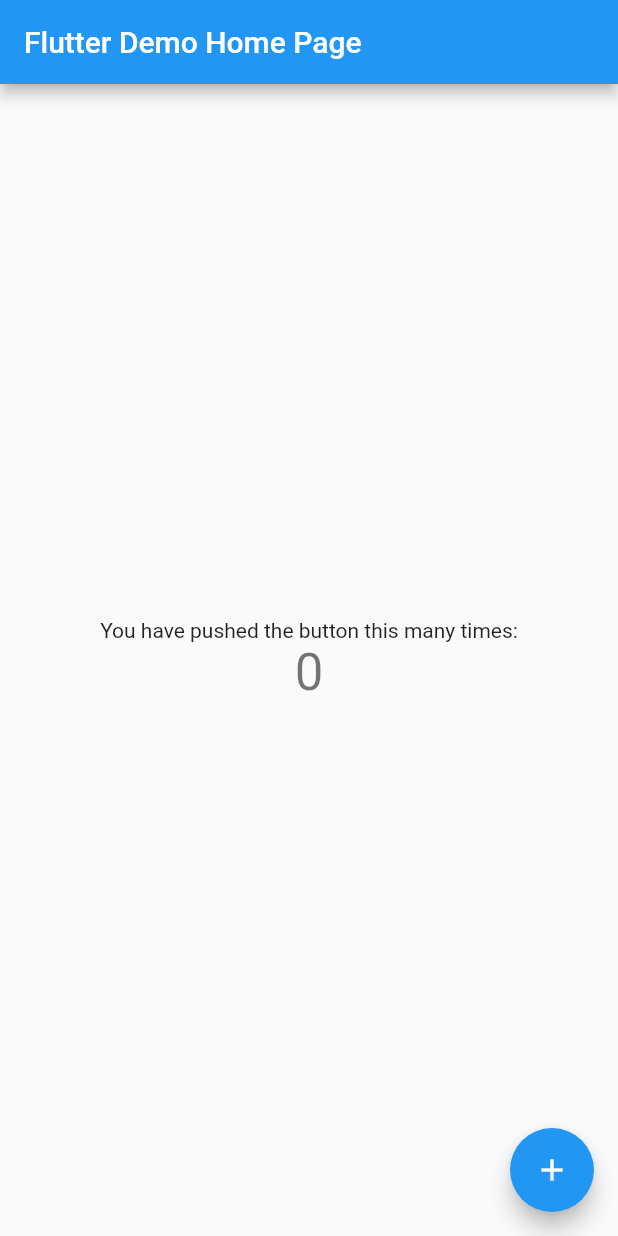
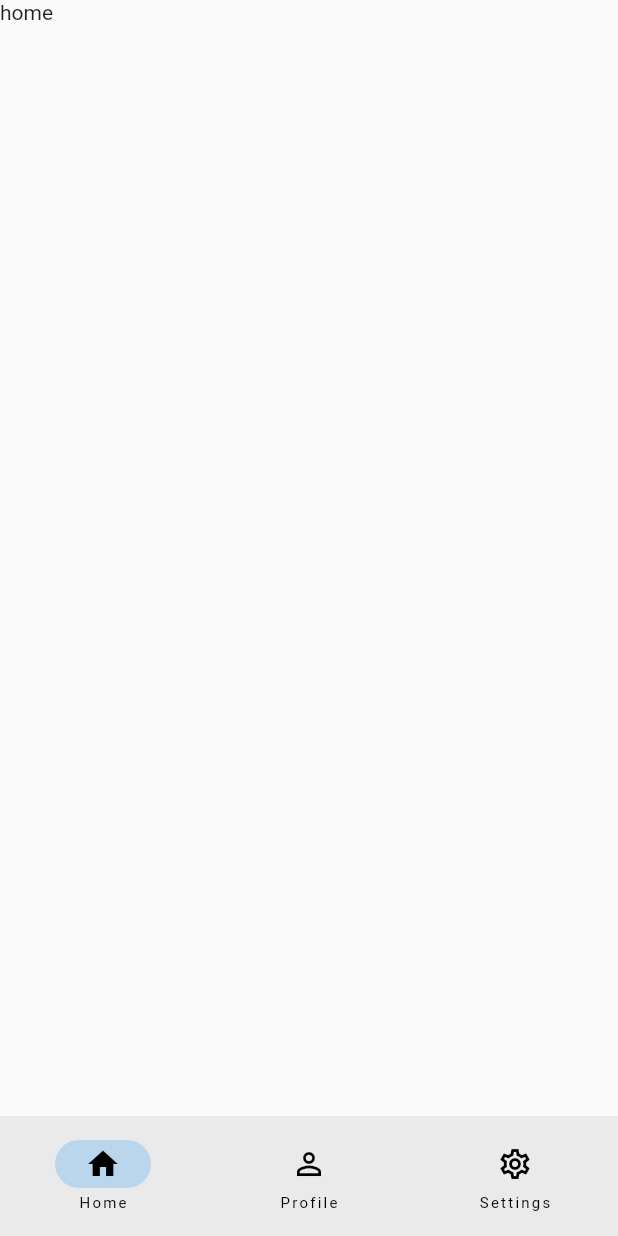
Before and after one commit to canoypa/ketchup, a Flutter app: the screen it shows after launch, on a phone screen of 412 x 824 dp. Run offline on Flutter 3.47's test engine with Material 2 defaults, Android fonts, the phone set to English and light mode, and no system bars; our stand-ins replace go_router.

Commit message:
Make base navigation (#1)

```diff
--- /dev/null
+++ b/lib/app/licenses.dart
@@ -0,0 +1,11 @@
+import 'package:flutter/material.dart';
+
+Page<dynamic> buildLicensesPage(context, state) {
+  return const MaterialPage(
+    child: Scaffold(
+      body: SafeArea(
+        child: Text("licenses"),
+      ),
+    ),
+  );
+}
--- /dev/null
+++ b/lib/app/main/home.dart
@@ -0,0 +1,7 @@
+import 'package:flutter/material.dart';
+
+Page<dynamic> buildHomePage(context, state) {
+  return const MaterialPage(
+    child: SafeArea(child: Text("home")),
+  );
+}
--- /dev/null
+++ b/lib/app/main/layout.dart
@@ -0,0 +1,88 @@
+import 'package:flutter/material.dart';
+import 'package:go_router/go_router.dart';
+
+enum MainNavigation {
+  home(
+    path: "/",
+    label: "Home",
+    icon: Icons.home_outlined,
+    selectedIcon: Icons.home,
+  ),
+  profile(
+    path: "/profile",
+    label: "Profile",
+    icon: Icons.person_outline,
+    selectedIcon: Icons.person,
+  ),
+  settings(
+    path: "/settings",
+    label: "Settings",
+    icon: Icons.settings_outlined,
+    selectedIcon: Icons.settings,
+  );
+
+  final String label;
+  final IconData icon;
+  final IconData selectedIcon;
+  final String path;
+
+  const MainNavigation({
+    required this.label,
+    required this.icon,
+    required this.selectedIcon,
+    required this.path,
+  });
+
+  factory MainNavigation.fromSubloc(String subloc) {
+    return values.firstWhere(
+      (element) => element.path == subloc,
+      orElse: () => MainNavigation.home,
+    );
+  }
+}
+
+Page<dynamic> buildMainLayout(
+  BuildContext context,
+  GoRouterState state,
+  Widget child,
+) {
+  return MaterialPage(
+    child: MainLayout(
+      routerState: state,
+      child: child,
+    ),
+  );
+}
+
+class MainLayout extends StatelessWidget {
+  final GoRouterState routerState;
+  final Widget child;
+
+  const MainLayout({
+    super.key,
+    required this.routerState,
+    required this.child,
+  });
+
+  @override
+  Widget build(BuildContext context) {
+    final selectedIndex = MainNavigation.fromSubloc(routerState.subloc).index;
+
+    return Scaffold(
+      body: child,
+      bottomNavigationBar: NavigationBar(
+        selectedIndex: selectedIndex,
+        onDestinationSelected: (index) {
+          GoRouter.of(context).go(MainNavigation.values[index].path);
+        },
+        destinations: MainNavigation.values.map((v) {
+          return NavigationDestination(
+            icon: Icon(v.icon),
+            selectedIcon: Icon(v.selectedIcon),
+            label: v.label,
+          );
+        }).toList(),
+      ),
+    );
+  }
+}
--- /dev/null
+++ b/lib/app/main/profile.dart
@@ -0,0 +1,7 @@
+import 'package:flutter/material.dart';
+
+Page<dynamic> buildProfilePage(context, state) {
+  return const MaterialPage(
+    child: SafeArea(child: Text("profile")),
+  );
+}
--- /dev/null
+++ b/lib/app/main/settings.dart
@@ -0,0 +1,31 @@
+import 'package:flutter/material.dart';
+import 'package:go_router/go_router.dart';
+
+Page<dynamic> buildSettingsPage(context, state) {
+  return const MaterialPage(
+    child: SettingsPage(),
+  );
+}
+
+class SettingsPage extends StatelessWidget {
+  const SettingsPage({
+    super.key,
+  });
+
+  @override
+  Widget build(BuildContext context) {
+    return SafeArea(
+      child: Column(
+        children: [
+          const Text("settings"),
+          TextButton(
+            onPressed: () {
+              GoRouter.of(context).push("/licenses");
+            },
+            child: const Text("licenses"),
+          ),
+        ],
+      ),
+    );
+  }
+}
--- /dev/null
+++ b/lib/core/router.dart
@@ -0,0 +1,39 @@
+import 'package:flutter/material.dart';
+import 'package:go_router/go_router.dart';
+import 'package:ketchup/app/licenses.dart';
+import 'package:ketchup/app/main/home.dart';
+import 'package:ketchup/app/main/layout.dart';
+import 'package:ketchup/app/main/profile.dart';
+import 'package:ketchup/app/main/settings.dart';
+
+final _rootNavigatorKey = GlobalKey<NavigatorState>();
+final _mainNavigatorKey = GlobalKey<NavigatorState>();
+
+final appRouter = GoRouter(
+  navigatorKey: _rootNavigatorKey,
+  routes: [
+    ShellRoute(
+      navigatorKey: _mainNavigatorKey,
+      pageBuilder: buildMainLayout,
+      routes: [
+        GoRoute(
+          path: "/",
+          pageBuilder: buildHomePage,
+        ),
+        GoRoute(
+          path: "/profile",
+          pageBuilder: buildProfilePage,
+        ),
+        GoRoute(
+          path: "/settings",
+          pageBuilder: buildSettingsPage,
+        )
+      ],
+    ),
+    GoRoute(
+      parentNavigatorKey: _rootNavigatorKey,
+      path: "/licenses",
+      pageBuilder: buildLicensesPage,
+    ),
+  ],
+);
--- a/lib/main.dart
+++ b/lib/main.dart
@@ -1,4 +1,5 @@
 import 'package:flutter/material.dart';
+import 'package:ketchup/core/router.dart';
 
 void main() {
   runApp(const MyApp());
@@ -10,7 +11,7 @@ class MyApp extends StatelessWidget {
   // This widget is the root of your application.
   @override
   Widget build(BuildContext context) {
-    return MaterialApp(
+    return MaterialApp.router(
       title: 'Flutter Demo',
       theme: ThemeData(
         // This is the theme of your application.
@@ -24,92 +25,7 @@ class MyApp extends StatelessWidget {
         // is not restarted.
         primarySwatch: Colors.blue,
       ),
-      home: const MyHomePage(title: 'Flutter Demo Home Page'),
+      routerConfig: appRouter,
     );
   }
 }
-
-class MyHomePage extends StatefulWidget {
-  const MyHomePage({super.key, required this.title});
-
-  // This widget is the home page of your application. It is stateful, meaning
-  // that it has a State object (defined below) that contains fields that affect
-  // how it looks.
-
-  // This class is the configuration for the state. It holds the values (in this
-  // case the title) provided by the parent (in this case the App widget) and
-  // used by the build method of the State. Fields in a Widget subclass are
-  // always marked "final".
-
-  final String title;
-
-  @override
-  State<MyHomePage> createState() => _MyHomePageState();
-}
-
-class _MyHomePageState extends State<MyHomePage> {
-  int _counter = 0;
-
-  void _incrementCounter() {
-    setState(() {
-      // This call to setState tells the Flutter framework that something has
-      // changed in this State, which causes it to rerun the build method below
-      // so that the display can reflect the updated values. If we changed
-      // _counter without calling setState(), then the build method would not be
-      // called again, and so nothing would appear to happen.
-      _counter++;
-    });
-  }
-
-  @override
-  Widget build(BuildContext context) {
-    // This method is rerun every time setState is called, for instance as done
-    // by the _incrementCounter method above.
-    //
-    // The Flutter framework has been optimized to make rerunning build methods
-    // fast, so that you can just rebuild anything that needs updating rather
-    // than having to individually change instances of widgets.
-    return Scaffold(
-      appBar: AppBar(
-        // Here we take the value from the MyHomePage object that was created by
-        // the App.build method, and use it to set our appbar title.
-        title: Text(widget.title),
-      ),
-      body: Center(
-        // Center is a layout widget. It takes a single child and positions it
-        // in the middle of the parent.
-        child: Column(
-          // Column is also a layout widget. It takes a list of children and
-          // arranges them vertically. By default, it sizes itself to fit its
-          // children horizontally, and tries to be as tall as its parent.
-          //
-          // Invoke "debug painting" (press "p" in the console, choose the
-          // "Toggle Debug Paint" action from the Flutter Inspector in Android
-          // Studio, or the "Toggle Debug Paint" command in Visual Studio Code)
-          // to see the wireframe for each widget.
-          //
-          // Column has various properties to control how it sizes itself and
-          // how it positions its children. Here we use mainAxisAlignment to
-          // center the children vertically; the main axis here is the vertical
-          // axis because Columns are vertical (the cross axis would be
-          // horizontal).
-          mainAxisAlignment: MainAxisAlignment.center,
-          children: <Widget>[
-            const Text(
-              'You have pushed the button this many times:',
-            ),
-            Text(
-              '$_counter',
-              style: Theme.of(context).textTheme.headline4,
-            ),
-          ],
-        ),
-      ),
-      floatingActionButton: FloatingActionButton(
-        onPressed: _incrementCounter,
-        tooltip: 'Increment',
-        child: const Icon(Icons.add),
-      ), // This trailing comma makes auto-formatting nicer for build methods.
-    );
-  }
-}
--- a/pubspec.yaml
+++ b/pubspec.yaml
@@ -36,6 +36,7 @@ dependencies:
   # The following adds the Cupertino Icons font to your application.
   # Use with the CupertinoIcons class for iOS style icons.
   cupertino_icons: ^1.0.2
+  go_router: ^5.1.1
 
 dev_dependencies:
   flutter_test:
```
Also changed, not shown: pubspec.lock.
